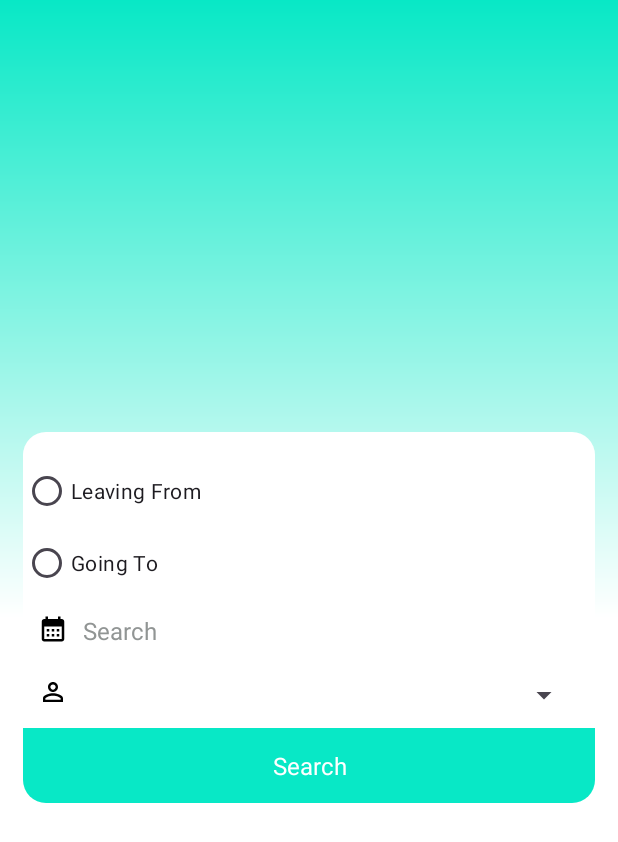
After one commit to Mdmuzammil16/autoPooling, an Android app: the layout activity_create_pool.xml on its own in the app's theme, with its tools: preview values and no code run, on a phone screen of 412 x 824 dp. The commit adds this screen. Shown: the top 842 px of the screen. Run offline under Robolectric (Android 15) with nearby library versions, the phone set to English and light mode, and no system bars.

Commit message:
create pooling completed

```diff
--- a/app/build.gradle
+++ b/app/build.gradle
@@ -5,6 +5,10 @@ plugins {
 android {
     namespace 'com.auto.pooling'
     compileSdk 33
+
+    buildFeatures {
+        viewBinding true
+    }
 
     defaultConfig {
         applicationId "com.auto.pooling"
--- a/app/src/main/AndroidManifest.xml
+++ b/app/src/main/AndroidManifest.xml
@@ -13,6 +13,12 @@
         android:theme="@style/Theme.AutoPooling"
         tools:targetApi="31">
         <activity
+            android:name=".CreatePool"
+            android:exported="false" />
+        <activity
+            android:name=".HomePage"
+            android:exported="false" />
+        <activity
             android:name=".MainActivity"
             android:exported="true">
             <intent-filter>
--- /dev/null
+++ b/app/src/main/java/com/auto/pooling/CreatePool.java
@@ -0,0 +1,42 @@
+package com.auto.pooling;
+
+import androidx.appcompat.app.AppCompatActivity;
+
+import android.os.Bundle;
+import android.widget.ArrayAdapter;
+import android.widget.RadioButton;
+import android.widget.Toast;
+
+import com.auto.pooling.databinding.ActivityCreatePoolBinding;
+
+public class CreatePool extends AppCompatActivity {
+    private ActivityCreatePoolBinding _binding;
+
+
+    @Override
+    protected void onCreate(Bundle savedInstanceState) {
+        super.onCreate(savedInstanceState);
+        _binding = ActivityCreatePoolBinding.inflate(getLayoutInflater());
+        int selectedId = _binding.radioGroup.getCheckedRadioButtonId();
+
+        if (selectedId != -1) {
+            RadioButton selectedRadioButton = findViewById(selectedId);
+            String selectedOption = selectedRadioButton.getText().toString();
+            Toast.makeText(this, "Selected: " + selectedOption, Toast.LENGTH_SHORT).show();
+        } else {
+            Toast.makeText(this, "No option selected", Toast.LENGTH_SHORT).show();
+        }
+
+        String[] options = {"1 Passenger", "2 Passengers", "3 Passengers", "4 Passengers"};
+        ArrayAdapter<String> adapter = new ArrayAdapter<>(
+                this,
+                android.R.layout.simple_spinner_item,
+                options
+        );
+        adapter.setDropDownViewResource(android.R.layout.simple_spinner_dropdown_item);
+        _binding.passengerCountSpinner.setAdapter(adapter);
+
+    }
+
+
+}
--- /dev/null
+++ b/app/src/main/java/com/auto/pooling/HomePage.java
@@ -0,0 +1,14 @@
+package com.auto.pooling;
+
+import androidx.appcompat.app.AppCompatActivity;
+
+import android.os.Bundle;
+
+public class HomePage extends AppCompatActivity {
+
+    @Override
+    protected void onCreate(Bundle savedInstanceState) {
+        super.onCreate(savedInstanceState);
+        setContentView(R.layout.activity_home_page);
+    }
+}
--- /dev/null
+++ b/app/src/main/res/drawable/baseline_calendar_month_24.xml
@@ -0,0 +1,5 @@
+<vector android:height="24dp" android:tint="#000000"
+    android:viewportHeight="24" android:viewportWidth="24"
+    android:width="24dp" xmlns:android="http://schemas.android.com/apk/res/android">
+    <path android:fillColor="@android:color/white" android:pathData="M19,4h-1V2h-2v2H8V2H6v2H5C3.89,4 3.01,4.9 3.01,6L3,20c0,1.1 0.89,2 2,2h14c1.1,0 2,-0.9 2,-2V6C21,4.9 20.1,4 19,4zM19,20H5V10h14V20zM9,14H7v-2h2V14zM13,14h-2v-2h2V14zM17,14h-2v-2h2V14zM9,18H7v-2h2V18zM13,18h-2v-2h2V18zM17,18h-2v-2h2V18z"/>
+</vector>
--- /dev/null
+++ b/app/src/main/res/drawable/bottom_curve_btn_bg.xml
@@ -0,0 +1,6 @@
+<?xml version="1.0" encoding="utf-8"?>
+<shape xmlns:android="http://schemas.android.com/apk/res/android">
+<corners
+    android:bottomLeftRadius="15dp"
+    android:bottomRightRadius="15dp"/>
+</shape>
--- /dev/null
+++ b/app/src/main/res/drawable/create_pooling_bg.xml
@@ -0,0 +1,8 @@
+<?xml version="1.0" encoding="utf-8"?>
+<shape xmlns:android="http://schemas.android.com/apk/res/android">
+ <gradient
+     android:angle="90"
+     android:startColor="@color/white"
+     android:centerColor="@color/white"
+     android:endColor="@color/primery"/>
+</shape>
--- /dev/null
+++ b/app/src/main/res/drawable/outline_person_outline_24.xml
@@ -0,0 +1,5 @@
+<vector android:height="24dp" android:tint="#000000"
+    android:viewportHeight="24" android:viewportWidth="24"
+    android:width="24dp" xmlns:android="http://schemas.android.com/apk/res/android">
+    <path android:fillColor="@android:color/white" android:pathData="M12,5.9c1.16,0 2.1,0.94 2.1,2.1s-0.94,2.1 -2.1,2.1S9.9,9.16 9.9,8s0.94,-2.1 2.1,-2.1m0,9c2.97,0 6.1,1.46 6.1,2.1v1.1L5.9,18.1L5.9,17c0,-0.64 3.13,-2.1 6.1,-2.1M12,4C9.79,4 8,5.79 8,8s1.79,4 4,4 4,-1.79 4,-4 -1.79,-4 -4,-4zM12,13c-2.67,0 -8,1.34 -8,4v3h16v-3c0,-2.66 -5.33,-4 -8,-4z"/>
+</vector>
--- /dev/null
+++ b/app/src/main/res/drawable/white_bg.xml
@@ -0,0 +1,7 @@
+<?xml version="1.0" encoding="utf-8"?>
+<shape xmlns:android="http://schemas.android.com/apk/res/android">
+<solid
+    android:color="@color/white"/>
+    <corners
+        android:radius="15dp"/>
+</shape>
--- /dev/null
+++ b/app/src/main/res/layout/activity_create_pool.xml
@@ -0,0 +1,80 @@
+<?xml version="1.0" encoding="utf-8"?>
+<LinearLayout xmlns:android="http://schemas.android.com/apk/res/android"
+    xmlns:app="http://schemas.android.com/apk/res-auto"
+    xmlns:tools="http://schemas.android.com/tools"
+    android:layout_width="match_parent"
+    android:gravity="center"
+    android:background="@drawable/create_pooling_bg"
+    android:layout_height="match_parent"
+    tools:context=".CreatePool">
+    <LinearLayout
+        android:layout_width="match_parent"
+        android:layout_marginHorizontal="15dp"
+        android:orientation="vertical"
+        android:paddingTop="15dp"
+        android:background="@drawable/white_bg"
+        android:layout_height="wrap_content">
+        <RadioGroup
+            android:id="@+id/radioGroup"
+            android:layout_width="match_parent"
+            android:layout_height="wrap_content">
+
+            <RadioButton
+                android:id="@+id/radio_option1"
+                android:layout_width="wrap_content"
+                android:layout_height="wrap_content"
+                android:text="Leaving From" />
+
+            <RadioButton
+                android:id="@+id/radio_option2"
+                android:layout_width="wrap_content"
+                android:layout_height="wrap_content"
+                android:text="Going To" />
+        </RadioGroup>
+        <LinearLayout
+            android:layout_width="match_parent"
+            android:layout_height="wrap_content"
+            android:padding="10dp"
+            android:orientation="horizontal">
+            <ImageView
+                android:src="@drawable/baseline_calendar_month_24"
+                android:layout_width="20dp"
+                android:layout_height="20dp"/>
+            <TextView
+                android:layout_marginHorizontal="10dp"
+                android:layout_gravity="bottom"
+                android:layout_width="match_parent"
+                android:layout_height="wrap_content"
+                android:text="Search"
+                android:textColor="@color/textColor"
+                android:textSize="16dp"/>
+        </LinearLayout>
+        <LinearLayout
+            android:layout_width="match_parent"
+            android:layout_height="wrap_content"
+            android:padding="10dp"
+            android:orientation="horizontal">
+            <ImageView
+                android:src="@drawable/outline_person_outline_24"
+                android:layout_width="20dp"
+                android:layout_height="20dp"/>
+            <Spinner
+                android:id="@+id/passengerCountSpinner"
+                android:layout_width="match_parent"
+                android:layout_height="wrap_content" />
+        </LinearLayout>
+       <TextView
+           android:id="@+id/searchBtn"
+           android:layout_gravity="bottom"
+           android:layout_width="match_parent"
+           android:layout_height="wrap_content"
+           android:gravity="center"
+           android:text="Search"
+           android:textColor="@color/white"
+           android:textSize="16dp"
+           android:minHeight="50dp"
+           android:background="@drawable/bottom_curve_btn_bg"
+           android:backgroundTint="@color/primery"/>
+    </LinearLayout>
+
+</LinearLayout>
--- /dev/null
+++ b/app/src/main/res/layout/activity_home_page.xml
@@ -0,0 +1,15 @@
+<?xml version="1.0" encoding="utf-8"?>
+<LinearLayout xmlns:android="http://schemas.android.com/apk/res/android"
+    xmlns:app="http://schemas.android.com/apk/res-auto"
+    xmlns:tools="http://schemas.android.com/tools"
+    android:layout_width="match_parent"
+    android:orientation="vertical"
+    android:layout_height="match_parent"
+    tools:context=".HomePage">
+   <androidx.recyclerview.widget.RecyclerView
+       android:layout_width="match_parent"
+       android:layout_height="match_parent"
+       android:orientation="vertical"
+       app:layoutManager="androidx.recyclerview.widget.LinearLayoutManager"
+       android:id="@+id/autoRecyclerView"/>
+</LinearLayout>
--- a/app/src/main/res/values/colors.xml
+++ b/app/src/main/res/values/colors.xml
@@ -2,4 +2,6 @@
 <resources>
     <color name="black">#FF000000</color>
     <color name="white">#FFFFFFFF</color>
+    <color name="primery">#08E8C6</color>
+    <color name="textColor">#919594</color>
 </resources>
```
